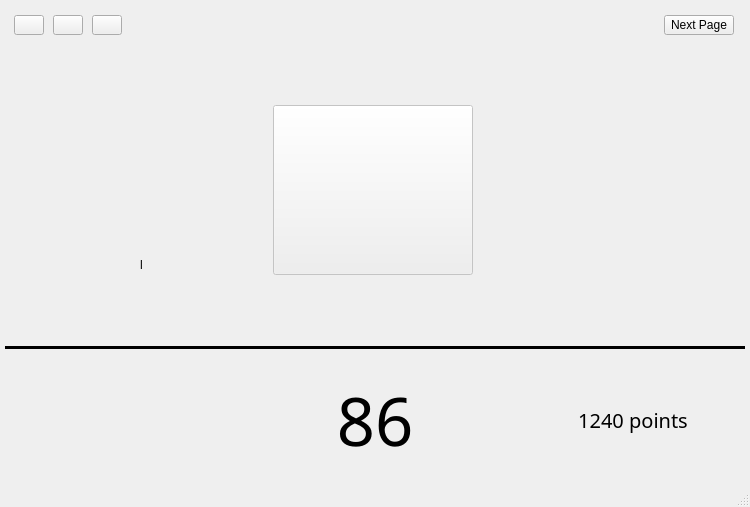
This is GUIrefer.ui in QUAFFquaff/AutoCoach as Qt 5 draws it before an edit. The edited form follows.
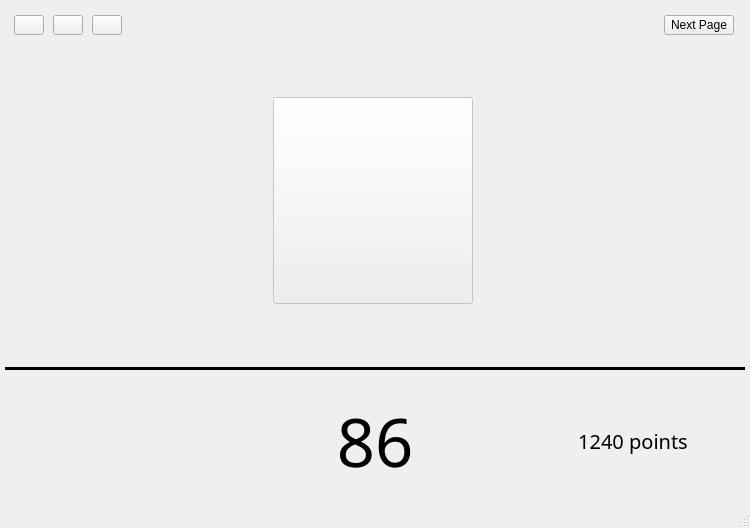
This is the edited form. Custom widgets are drawn as their Qt base class.

```diff
--- a/GUIrefer.ui
+++ b/GUIrefer.ui
@@ -7,7 +7,7 @@
     <x>0</x>
     <y>0</y>
     <width>750</width>
-    <height>500</height>
+    <height>528</height>
    </rect>
   </property>
   <property name="windowTitle">
@@ -156,7 +156,7 @@
         <property name="maximumSize">
          <size>
           <width>16777215</width>
-          <height>16777215</height>
+          <height>130</height>
          </size>
         </property>
         <layout class="QGridLayout" name="gridLayout_down">
@@ -281,17 +281,26 @@
          <property name="bottomMargin">
           <number>0</number>
          </property>
-         <property name="spacing">
+         <property name="horizontalSpacing">
           <number>0</number>
          </property>
+         <property name="verticalSpacing">
+          <number>15</number>
+         </property>
          <item row="1" column="6">
           <widget class="QWidget" name="swerve_bar" native="true">
-           <property name="maximumSize">
+           <property name="minimumSize">
             <size>
              <width>80</width>
              <height>220</height>
             </size>
            </property>
+           <property name="maximumSize">
+            <size>
+             <width>80</width>
+             <height>250</height>
+            </size>
+           </property>
            <layout class="QVBoxLayout" name="verticalLayout_swerve">
             <property name="spacing">
              <number>0</number>
@@ -440,12 +449,18 @@
          </item>
          <item row="1" column="1">
           <widget class="QWidget" name="brake_bar" native="true">
-           <property name="maximumSize">
+           <property name="minimumSize">
             <size>
              <width>80</width>
              <height>220</height>
             </size>
            </property>
+           <property name="maximumSize">
+            <size>
+             <width>80</width>
+             <height>250</height>
+            </size>
+           </property>
            <layout class="QVBoxLayout" name="verticalLayout_break">
             <property name="spacing">
              <number>0</number>
@@ -501,7 +516,7 @@
                </size>
               </property>
               <property name="text">
-               <string>l</string>
+               <string/>
               </property>
              </widget>
             </item>
@@ -530,12 +545,18 @@
          </item>
          <item row="1" column="5">
           <widget class="QWidget" name="turn_bar" native="true">
-           <property name="maximumSize">
+           <property name="minimumSize">
             <size>
              <width>80</width>
              <height>220</height>
             </size>
            </property>
+           <property name="maximumSize">
+            <size>
+             <width>80</width>
+             <height>250</height>
+            </size>
+           </property>
            <layout class="QVBoxLayout" name="verticalLayout_turn">
             <property name="spacing">
              <number>0</number>
@@ -617,12 +638,18 @@
          </item>
          <item row="1" column="0">
           <widget class="QWidget" name="acc_bar" native="true">
-           <property name="maximumSize">
+           <property name="minimumSize">
             <size>
              <width>80</width>
              <height>220</height>
             </size>
            </property>
+           <property name="maximumSize">
+            <size>
+             <width>80</width>
+             <height>250</height>
+            </size>
+           </property>
            <layout class="QVBoxLayout" name="verticalLayout_acc">
             <property name="spacing">
              <number>0</number>
```
Left out of the diff: 2 changed lines with no effect on the pictures.
